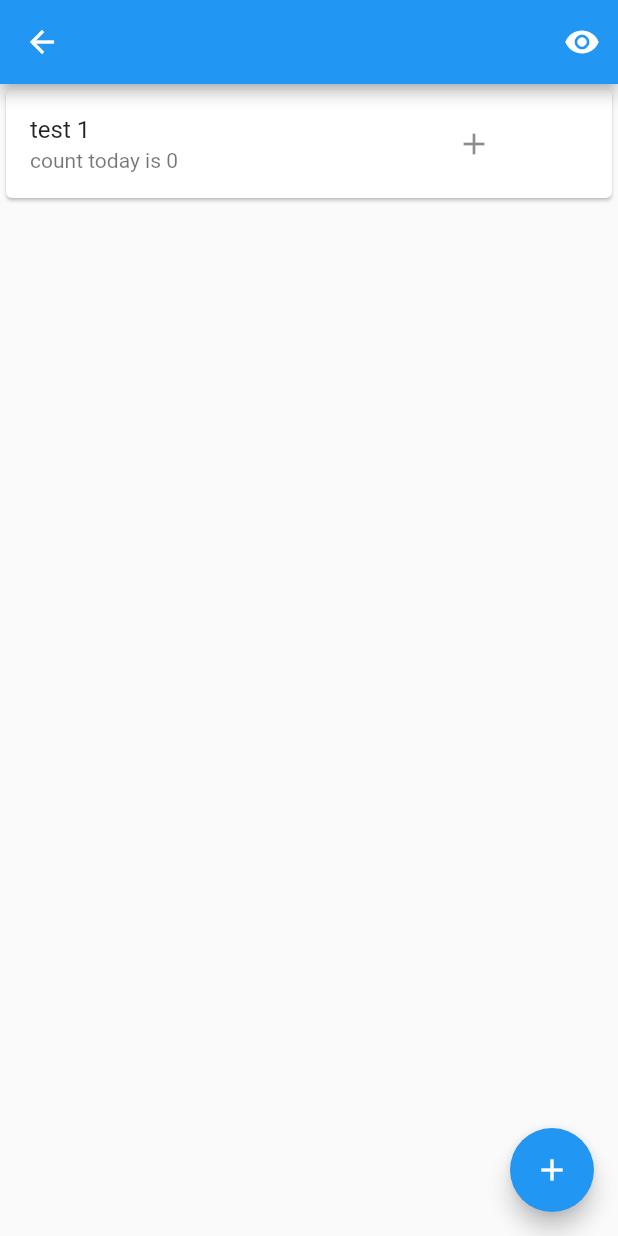
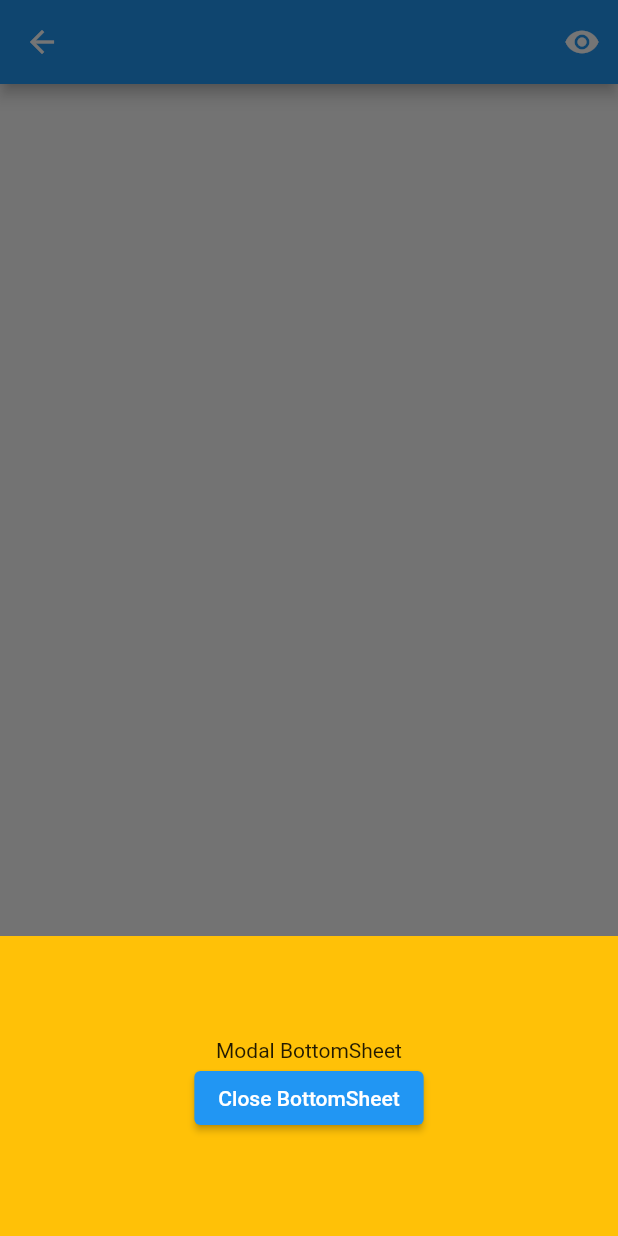
Before and after one commit to BlackAngryDog/symptom_tracker, a Flutter app: the TrackerPage screen opened directly with empty values, after a tap on the "add" icon, on a phone screen of 412 x 824 dp. Run offline on Flutter 3.47's test engine with Material 2 defaults, Android fonts, the light colour scheme and no system bars; our stand-ins replace cloud_firestore, firebase_auth, firebase_core, firebase_database, flutter_rating_bar; missing offline and left inert: flutterfire_ui; accounts and stored records are empty; statements that could not run were skipped.

Commit message:
setting up popup

```diff
--- a/lib/pages/tracker_home.dart
+++ b/lib/pages/tracker_home.dart
@@ -27,13 +27,40 @@ class _TrackerPageState extends State<TrackerPage> {
     DatabaseTools.getUser().then((value) => print('user id is ${value.id}'));
   }
 
+  void _startAddTracker(BuildContext ctx) {
+    showModalBottomSheet(
+        context: ctx,
+        builder: (_) {
+          return GestureDetector(
+            child: Container(
+              height: 200,
+              color: Colors.amber,
+              child: Center(
+                child: Column(
+                  mainAxisAlignment: MainAxisAlignment.center,
+                  mainAxisSize: MainAxisSize.min,
+                  children: <Widget>[
+                    const Text('Modal BottomSheet'),
+                    ElevatedButton(
+                      child: const Text('Close BottomSheet'),
+                      onPressed: () => Navigator.pop(context),
+                    )
+                  ],
+                ),
+              ),
+            ),
+            onTap: () {},
+            behavior: HitTestBehavior.opaque,
+          );
+        });
+  }
+
   void _addTracker() {
     // DatabaseTools.testFirestore();
     _counter++;
     setState(() {
       // TODO - CREATE A NEW TRACKER IN THE TRACKABLE (NEEDS POPUP FOR PARAMS)
-      Tracker tracker = Tracker(widget.trackable.id ?? 'default',
-          title: "test $_counter", type: "counter");
+      Tracker tracker = Tracker(widget.trackable.id ?? 'default', title: "test $_counter", type: "counter");
       tracker.save();
     });
   }
@@ -75,7 +102,9 @@ class _TrackerPageState extends State<TrackerPage> {
         child: TrackerList(widget.trackable),
       ),
       floatingActionButton: FloatingActionButton(
-        onPressed: _addTracker,
+        onPressed: () {
+          _startAddTracker(context);
+        },
         tooltip: 'Increment',
         child: const Icon(Icons.add),
       ), // This trailing comma makes auto-formatting nicer for build methods.
```
